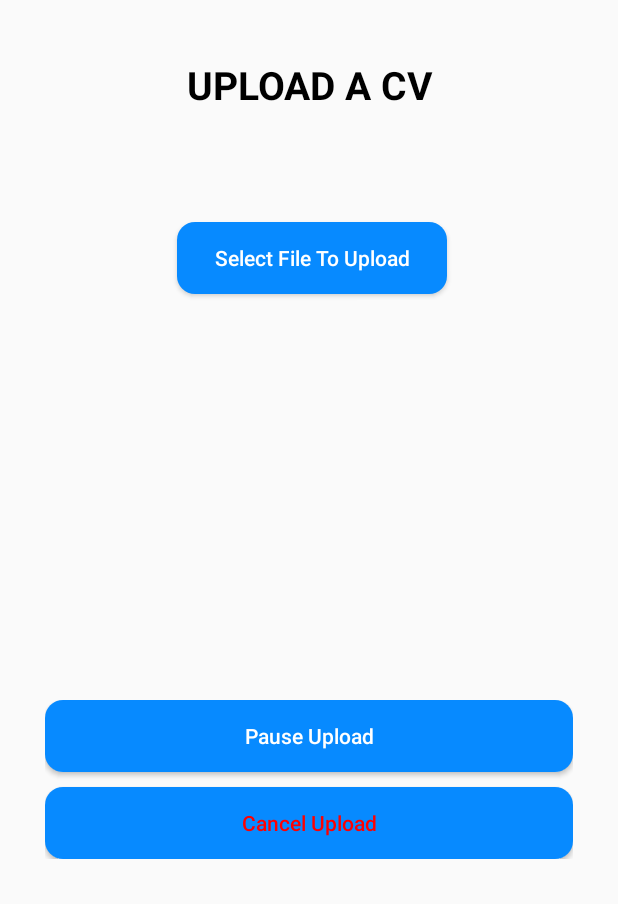
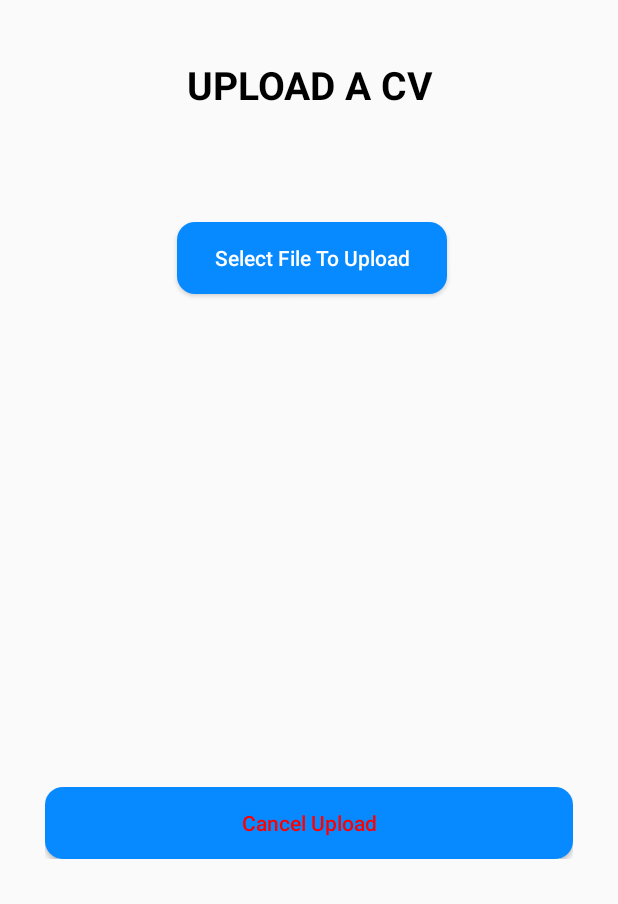
Before and after one commit to princepatel1710/Self-Lance, an Android app: the UploadCv screen opened directly, with no data from a screen before it, on a phone screen of 412 x 824 dp, the part 332-1236 px from its top. Run offline under Robolectric (Android 15) with nearby library versions, the light colour scheme and no system bars; our stand-ins replace Firebase (no records; nobody signed in at launch, a user with empty details on screens opened directly).

Commit message:
first Commit

```diff
--- a/app/src/main/java/com/example/selflance/UploadCv.java
+++ b/app/src/main/java/com/example/selflance/UploadCv.java
@@ -25,7 +25,6 @@ import java.io.File;
 
 public class UploadCv extends AppCompatActivity {
 private Button SelectBtn;
-private Button PauseBtn;
 private Button CancelBtn;
 private ProgressBar progressBar;
 private StorageTask mStorageTask;
@@ -36,7 +35,6 @@ private final static int FILE_SELECT_CODE = 1;
         super.onCreate(savedInstanceState);
         setContentView(R.layout.activity_upload_cv);
         SelectBtn = findViewById(R.id.selectbutton);
-        PauseBtn = findViewById(R.id.pausebutton);
         CancelBtn = findViewById(R.id.cancelbutton);
         progressBar = findViewById(R.id.progressBar);
         mStorageRef = FirebaseStorage.getInstance().getReference();
@@ -45,24 +43,10 @@ private final static int FILE_SELECT_CODE = 1;
             @Override
             public void onClick(View v) {
                 openFileSelector();
-
             }
         });
 
-        PauseBtn.setOnClickListener(new View.OnClickListener() {
-            @Override
-            public void onClick(View v) {
-                String btnText = PauseBtn.getText().toString();
 
-                if (btnText.equals("Pause Upload")) {
-                    mStorageTask.pause();
-                    PauseBtn.setText("Resume Upload");
-                } else {
-                    mStorageTask.resume();
-                    PauseBtn.setText("Pause Upload");
-                }
-            }
-        });
         CancelBtn.setOnClickListener(new View.OnClickListener() {
             @Override
             public void onClick(View v) {
--- a/app/src/main/res/layout/activity_hire_a_freelancer.xml
+++ b/app/src/main/res/layout/activity_hire_a_freelancer.xml
@@ -124,6 +124,7 @@
                         app:srcCompat="@drawable/starblack"/>
 
                     <TextView
+                        android:id="@+id/user1"
                         android:layout_width="fill_parent"
                         android:layout_height="wrap_content"
                         android:text=""
--- a/app/src/main/res/layout/activity_main.xml
+++ b/app/src/main/res/layout/activity_main.xml
@@ -7,7 +7,7 @@
     tools:context=".MainActivity">
 
     <Button
-        android:id="@+id/lookingforjob"
+        android:id="@+id/uploadcv"
         android:layout_width="234dp"
         android:layout_height="52dp"
         android:background="@drawable/round_corners"
@@ -21,7 +21,7 @@
         app:layout_constraintVertical_bias="0.541" />
 
     <Button
-        android:id="@+id/uploadcv"
+        android:id="@+id/projectdetails"
         android:layout_width="235dp"
         android:layout_height="52dp"
         android:background="@drawable/round_corners"
--- a/app/src/main/res/layout/activity_rate_self_lance.xml
+++ b/app/src/main/res/layout/activity_rate_self_lance.xml
@@ -46,7 +46,7 @@
         app:layout_constraintHorizontal_bias="0.497"
         app:layout_constraintStart_toStartOf="parent"
         app:layout_constraintTop_toTopOf="parent"
-        app:layout_constraintVertical_bias="0.476" />
+        app:layout_constraintVertical_bias="0.476"/>
 
     <Button
         android:id="@+id/submit"
@@ -60,6 +60,6 @@
         app:layout_constraintHorizontal_bias="0.498"
         app:layout_constraintStart_toStartOf="parent"
         app:layout_constraintTop_toTopOf="parent"
-        app:layout_constraintVertical_bias="0.626" />
+        app:layout_constraintVertical_bias="0.626"/>
 
 </androidx.constraintlayout.widget.ConstraintLayout>
--- a/app/src/main/res/layout/activity_upload_cv.xml
+++ b/app/src/main/res/layout/activity_upload_cv.xml
@@ -77,15 +77,6 @@
         android:padding="10dp">
 
         <Button
-            android:id="@+id/pausebutton"
-            android:layout_width="match_parent"
-            android:layout_height="wrap_content"
-            android:layout_marginBottom="10dp"
-            android:textAllCaps="false"
-            android:text="Pause Upload"
-            android:background="@drawable/round_corners"
-            android:textColor="#FFFFFF"/>
-        <Button
             android:id="@+id/cancelbutton"
             android:layout_width="match_parent"
             android:layout_height="wrap_content"
--- a/app/src/main/res/values/ids.xml
+++ b/app/src/main/res/values/ids.xml
@@ -1,4 +1,5 @@
 <?xml version="1.0" encoding="utf-8"?>
 <resources>
     <item name="uploadcv" type="id" />
+    <item name="projectdetails" type="id" />
 </resources>
```
Also changed, not shown: app/src/main/java/com/example/selflance/HireAFreelancer.java (+12 -1 lines), app/src/main/java/com/example/selflance/MainActivity.java (+5 -5 lines).
